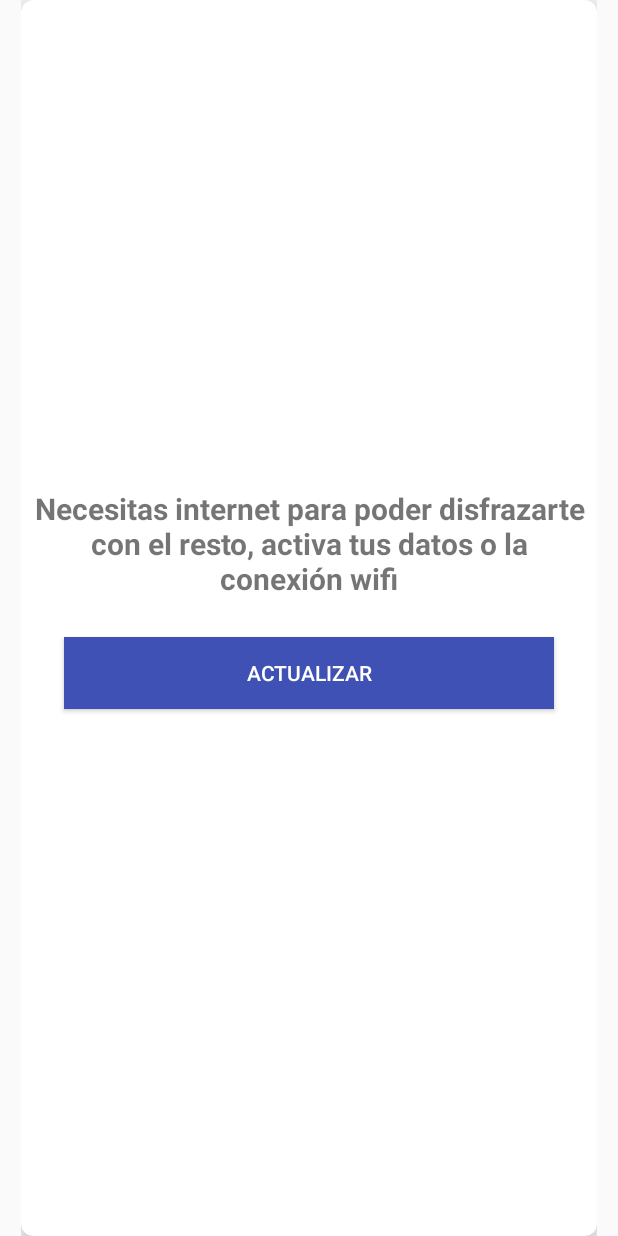
After one commit to snooze6/Entroido-Verin, an Android app: the layout card_no_connection_gallery.xml on its own in the app's theme, with its tools: preview values and no code run, on a phone screen of 412 x 824 dp. The commit adds this screen. Run offline under Robolectric (Android 15) with nearby library versions, the phone set to English and light mode, and no system bars; network calls fail.

Commit message:
Controlando conexión  a internet en galeria

```diff
--- /dev/null
+++ b/app/src/main/res/layout/card_no_connection_gallery.xml
@@ -0,0 +1,77 @@
+<?xml version="1.0" encoding="utf-8"?>
+<LinearLayout xmlns:android="http://schemas.android.com/apk/res/android"
+    android:layout_width="match_parent"
+    android:layout_height="match_parent"
+    android:orientation="vertical"
+    android:paddingBottom="@dimen/card_item_paddingBottom"
+    android:paddingTop="@dimen/card_item_paddingTop"
+    android:paddingRight="@dimen/card_item_paddingRight"
+    android:paddingLeft="@dimen/card_item_paddingLeft">
+
+    <android.support.v4.widget.SwipeRefreshLayout
+        android:layout_width="match_parent"
+        android:layout_height="match_parent"
+        android:orientation="vertical"
+        android:id="@+id/refreshLayout"
+        android:paddingRight="@dimen/listview_horizontal_margin"
+        android:paddingLeft="@dimen/listview_horizontal_margin">
+
+        <android.support.v7.widget.CardView xmlns:android="http://schemas.android.com/apk/res/android"
+            xmlns:card_view="http://schemas.android.com/apk/res-auto"
+            android:id="@+id/cv"
+            android:layout_width="match_parent"
+            android:layout_height="wrap_content"
+            android:orientation="vertical"
+            card_view:cardCornerRadius="@dimen/card_item_corner_radius"
+            card_view:cardElevation="@dimen/card_item_view_elevation"
+            >
+
+
+            <LinearLayout
+                android:layout_width="match_parent"
+                android:layout_height="match_parent"
+                android:baselineAligned="false"
+                android:gravity="center_vertical"
+                android:orientation="horizontal"
+                android:padding="@dimen/card_item_linear_padding">
+
+
+
+                <RelativeLayout
+                    android:layout_width="0dp"
+                    android:layout_height="wrap_content"
+                    android:layout_weight="6">
+
+                    <LinearLayout
+                        android:layout_width="match_parent"
+                        android:layout_height="wrap_content"
+                        android:orientation="vertical">
+
+                        <TextView
+                            android:id="@+id/item_title"
+                            android:layout_width="match_parent"
+                            android:layout_height="match_parent"
+                            android:gravity="center"
+                            android:text="Necesitas internet para poder disfrazarte con el resto, activa tus datos o la conexión wifi"
+                            android:textSize="20sp"
+                            android:textStyle="bold" />
+                        <Button
+                            android:layout_margin="25dp"
+                            android:layout_alignParentBottom="true"
+                            android:layout_centerInParent="true"
+                            android:layout_width="match_parent"
+                            android:layout_height="wrap_content"
+                            android:text="Actualizar"
+                            android:id="@+id/button"
+                            android:background="@color/colorPrimary"
+                            android:textColor="@color/cardview_light_background"
+                            android:layout_gravity="bottom"
+                            android:layout_weight="6" />
+                    </LinearLayout>
+
+                </RelativeLayout>
+            </LinearLayout>
+
+        </android.support.v7.widget.CardView>
+    </android.support.v4.widget.SwipeRefreshLayout>
+</LinearLayout>
--- a/app/src/main/res/menu/menu_gallery.xml
+++ b/app/src/main/res/menu/menu_gallery.xml
@@ -2,6 +2,4 @@
     xmlns:app="http://schemas.android.com/apk/res-auto"
     xmlns:tools="http://schemas.android.com/tools"
     tools:context="es.develover.joker.entroido.Activities.GalleryActivity">
-    <item android:id="@+id/action_settings" android:title="@string/action_settings"
-        android:orderInCategory="100" app:showAsAction="never" />
 </menu>
```
Also changed, not shown: app/src/main/java/es/develover/joker/entroido/Activities/GalleryActivity.java (+81 -41 lines), app/src/main/java/es/develover/joker/entroido/Activities/MainActivity.java (+1 -9 lines).
